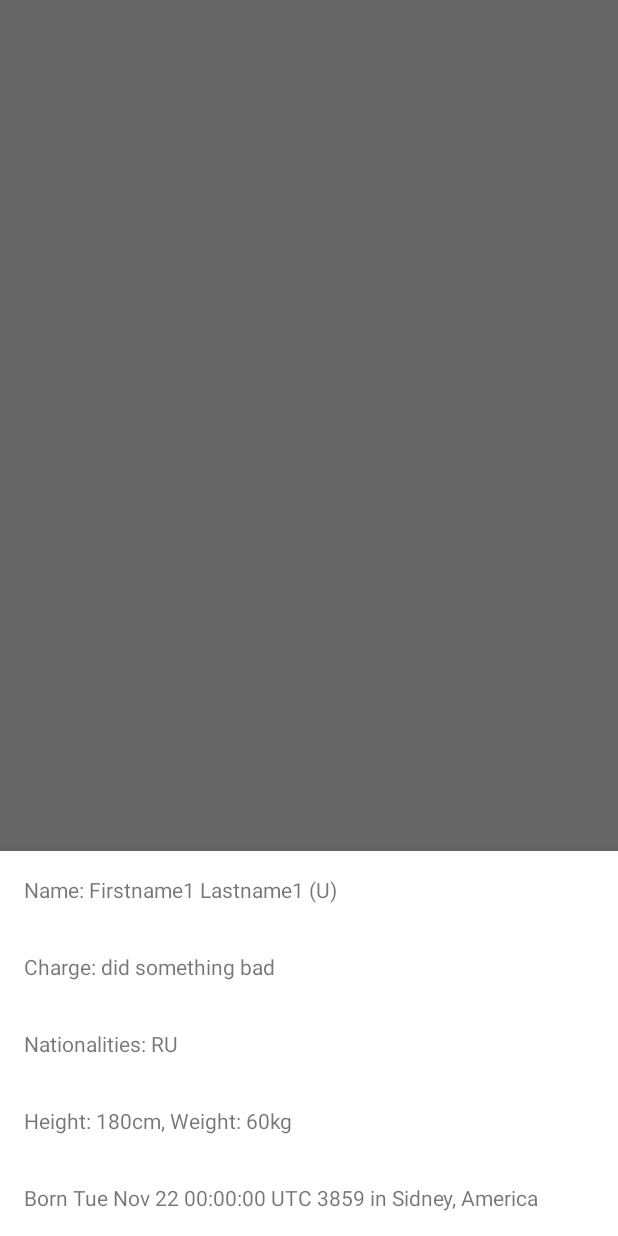
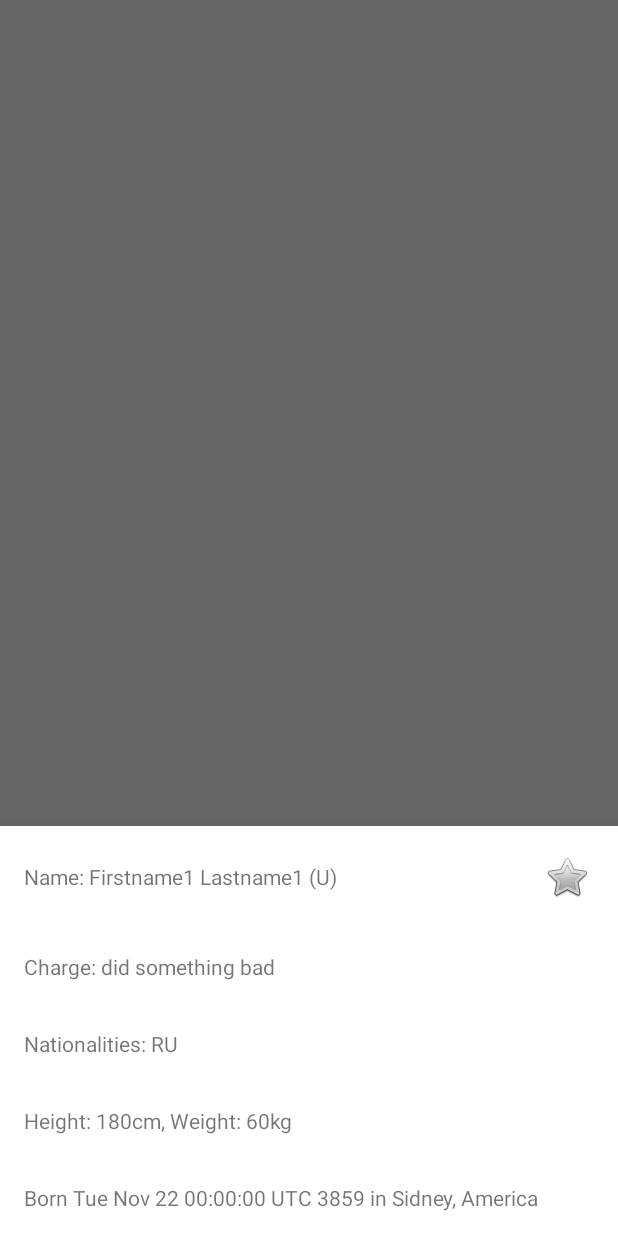
Before and after one commit to Rex2002/tinderpol, an Android app: the fragment NoticeInfoFragment placed in its activity, on a phone screen of 412 x 824 dp. Run offline under Robolectric (Android 15) with nearby library versions, the phone set to English and light mode, and no system bars; our stand-ins replace data binding; network calls fail; pictures from the network do not load.

Commit message:
added star notice button to NoticeInfoFragment.

```diff
--- a/app/src/main/java/de/dhbw/tinderpol/NoticeInfoFragment.kt
+++ b/app/src/main/java/de/dhbw/tinderpol/NoticeInfoFragment.kt
@@ -36,8 +36,21 @@ class NoticeInfoFragment : BottomSheetDialogFragment() {
         val nationalities = "Nationalities: ${notice.nationalities.joinToString(separator = ", ") }"
         binding.nationalitiesText.text = nationalities
 
+        binding.starNoticeImageButton.setImageResource(
+            if (SDO.noticeIsStarred(notice.id)) android.R.drawable.btn_star_big_on
+            else android.R.drawable.btn_star_big_off )
+        binding.starNoticeImageButton.setBackgroundResource(0)
+
+        binding.starNoticeImageButton.setOnClickListener{
+            SDO.toggleStarredNotice(notice.id)
+            binding.starNoticeImageButton.setImageResource(
+                if (SDO.noticeIsStarred(notice.id)) android.R.drawable.btn_star_big_on
+                else android.R.drawable.btn_star_big_off )
+        }
+
         return binding.root
     }
+
 
     override fun onDestroy() {
         super.onDestroy()
--- a/app/src/main/java/de/dhbw/tinderpol/SDO.kt
+++ b/app/src/main/java/de/dhbw/tinderpol/SDO.kt
@@ -13,6 +13,7 @@ class SDO {
             Notice("2018/46058", "Lastname1", "Firstname1", Date(1959, 10, 22), listOf("RU"), listOf("https://ws-public.interpol.int/notices/v1/red/1972-538/images/53063552".toUri()), charge="did something bad", birthPlace = "Sidney", birthCountry = "America"),
             Notice("2019/46058", "Lastname2", "Firstname2", Date(1959, 10, 22), listOf("DE"), listOf("https://ws-public.interpol.int/notices/v1/red/2018-46058/images/61071213".toUri()), charge="did something even worse"),
             Notice("2017/46058", "Lastname3", "Firstname3", Date(1959, 10, 22), listOf("MO"), listOf("https://ws-public.interpol.int/notices/v1/red/2022-77917/images/62602991".toUri()), charge="did the worst"))
+        val starredNotices: MutableList<Notice> = mutableListOf()
 
         /**
          * synchronizes the notices stored in room with the API-available stuff ( in the background)
@@ -41,5 +42,18 @@ class SDO {
         fun getCurrentImageURL(): String {
             return notices[currentNoticeNr].imgURIs[0].toString()
         }
+
+        fun toggleStarredNotice(id : String){
+            if(starredNotices.any{it.id == id}){
+                starredNotices.remove(starredNotices.find{it.id == id})
+            }
+            else{
+                notices.find{it.id == id}?.let { starredNotices.add(it) }
+            }
+        }
+
+        fun noticeIsStarred(id : String) : Boolean{
+            return starredNotices.any{it.id == id}
+        }
     }
 }
--- a/app/src/main/res/layout/fragment_notice_info.xml
+++ b/app/src/main/res/layout/fragment_notice_info.xml
@@ -1,5 +1,6 @@
 <?xml version="1.0" encoding="utf-8"?>
-<layout xmlns:tools="http://schemas.android.com/tools"
+<layout xmlns:app="http://schemas.android.com/apk/res-auto"
+    xmlns:tools="http://schemas.android.com/tools"
     xmlns:android="http://schemas.android.com/apk/res/android">
     <data />
     <LinearLayout
@@ -18,11 +19,19 @@
 
             <TextView
                 android:id="@+id/nameText"
-                android:layout_width="wrap_content"
+                android:layout_width="344dp"
                 android:layout_height="wrap_content"
                 android:layout_gravity="center_vertical"
                 android:padding="8dp"
                 tools:text="@tools:sample/full_names" />
+
+            <ImageButton
+                android:id="@+id/starNoticeImageButton"
+                android:layout_width="0dp"
+                android:layout_height="wrap_content"
+                android:layout_weight="1"
+                app:srcCompat="@android:drawable/btn_star"
+                tools:ignore="ContentDescription" />
         </LinearLayout>
 
         <LinearLayout
```
